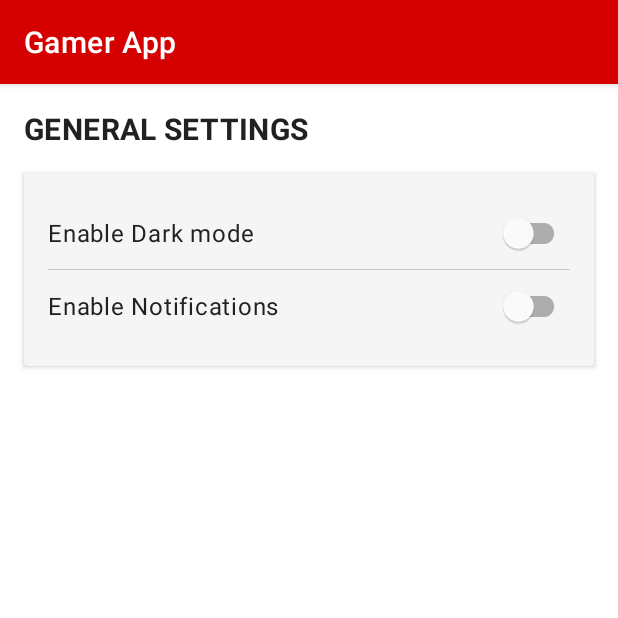
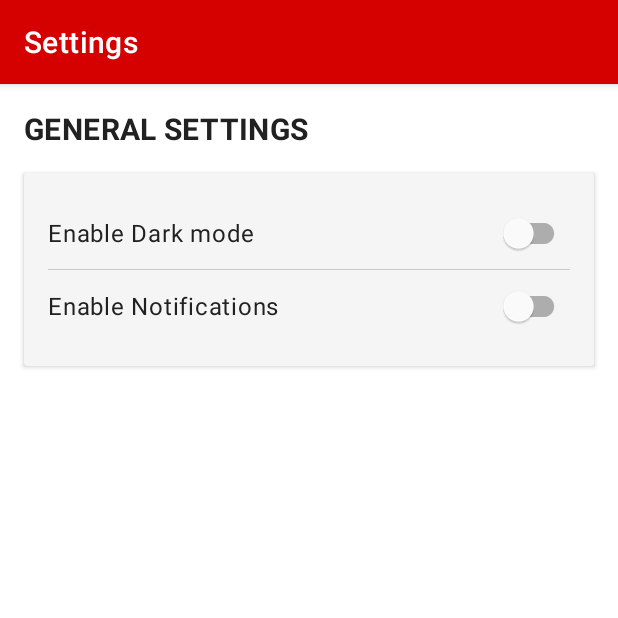
Before and after one commit to ardaltunyay/gamer-app, an Android app: the SettingsActivity screen opened directly, with no data from a screen before it, on a phone screen of 412 x 824 dp, the top half of it. Run offline under Robolectric (Android 15) with nearby library versions, the phone set to English and light mode, and no system bars.

Commit message:
GameListActivity and SettingsActivity(AppWindowAnimation added in styles.xml) edited

```diff
--- a/app/src/main/java/net/altunyay/gamerapp/features/settings/SettingsActivity.kt
+++ b/app/src/main/java/net/altunyay/gamerapp/features/settings/SettingsActivity.kt
@@ -5,17 +5,19 @@ import androidx.appcompat.app.AppCompatDelegate
 import kotlinx.android.synthetic.main.activity_settings.*
 import net.altunyay.gamerapp.R
 import net.altunyay.gamerapp.common.base.BaseActivity
-import net.altunyay.gamerapp.common.utils.ClientPreferences
+import net.altunyay.gamerapp.common.preferences.ClientPreferences
 import org.koin.android.ext.android.inject
+import org.koin.androidx.viewmodel.ext.android.viewModel
 
 class SettingsActivity : BaseActivity() {
 
     private val preferences : ClientPreferences by inject()
 
-    override fun onCreate(savedInstanceState: Bundle?) {
-        super.onCreate(savedInstanceState)
-        setContentView(R.layout.activity_settings)
+    override fun getContentViewId(): Int = R.layout.activity_settings
 
+    override fun onCreateFinished(savedInstanceState: Bundle?) {
+        window.setWindowAnimations(R.style.AppWindowAnimation)
+        title = "Settings"
         if(preferences.isDarkModeEnabled()) smDarkMode.isChecked = true
 
         smDarkMode.setOnCheckedChangeListener { _, isChecked ->
--- a/app/src/main/res/layout/activity_game_list.xml
+++ b/app/src/main/res/layout/activity_game_list.xml
@@ -5,7 +5,7 @@
         xmlns:tools="http://schemas.android.com/tools"
         android:layout_width="match_parent"
         android:layout_height="match_parent"
-        tools:context=".features.MainActivity">
+        tools:context=".features.gameList.GameListActivity">
 
     <com.google.android.material.button.MaterialButton
             android:id="@+id/btnSettings"
--- a/app/src/main/res/values/styles.xml
+++ b/app/src/main/res/values/styles.xml
@@ -31,4 +31,9 @@
         <item name="android:textAllCaps">false</item>
     </style>
 
+    <!-- Animations -->
+    <style name="AppWindowAnimation">
+        <item name="android:windowEnterAnimation">@android:anim/fade_in</item>
+        <item name="android:windowExitAnimation">@android:anim/fade_out</item>
+    </style>
 </resources>
```
Also changed, not shown: app/src/main/java/net/altunyay/gamerapp/features/gameList/GameListActivity.kt (+5 -5 lines).
